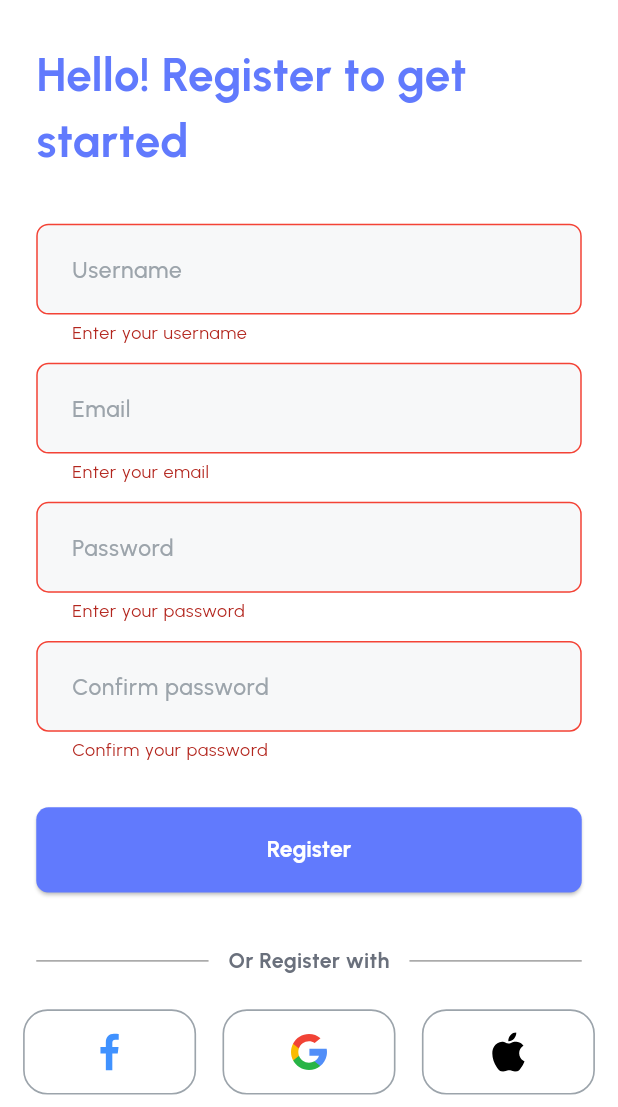
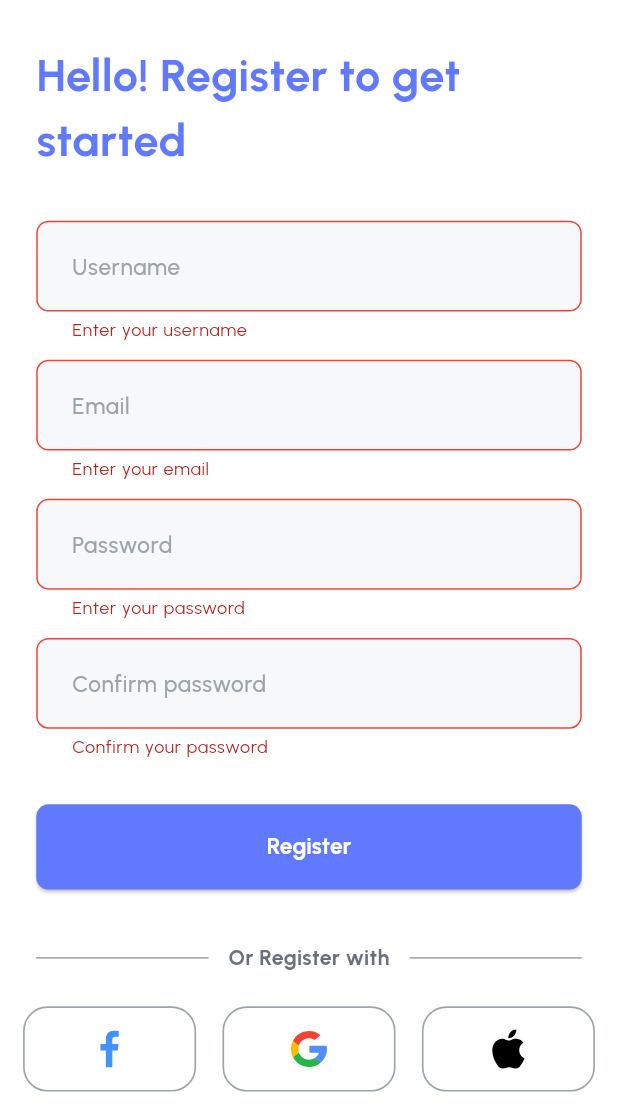
Before and after one commit to omar442374-fly/finance_uii, a Flutter app: the RegisterScreen screen opened by its route, after a tap on "Register", on a phone screen of 412 x 824 dp, the part 129-1236 px from its top. Run offline on Flutter 3.47's test engine with Material 3 defaults, Android fonts, the light colour scheme and no system bars; our stand-ins replace flutter_screenutil, flutter_svg, go_router, pin_code_fields.

Commit message:
some changes

```diff
--- a/lib/core/Style/app_styles.dart
+++ b/lib/core/Style/app_styles.dart
@@ -7,55 +7,55 @@ import 'app_fonts.dart';
 class AppStyles {
   static TextStyle primaryHeadLineStyle = TextStyle(
     fontFamily: AppFonts.mainfontname,
-    fontSize: 30.sp,
+    fontSize: 30,
     fontWeight: FontWeight.bold,
     color: AppColors.primaryColor,
   );
   static TextStyle move15w500 = TextStyle(
     fontFamily: AppFonts.mainfontname,
-    fontSize: 15.sp,
+    fontSize: 15,
     fontWeight: FontWeight.w500,
     color: AppColors.primaryColor,
   );
   static TextStyle secondryHeadLineStyle = TextStyle(
     fontFamily: AppFonts.mainfontname,
-    fontSize: 16.sp,
+    fontSize: 16,
     fontWeight: FontWeight.w500,
     color: AppColors.secondaryColor,
   );
   static TextStyle black16w600 = TextStyle(
     fontFamily: AppFonts.mainfontname,
-    fontSize: 16.sp,
+    fontSize: 16,
     fontWeight: FontWeight.w600,
     color: AppColors.blackColor,
   );
   static TextStyle black14w500 = TextStyle(
     fontFamily: AppFonts.mainfontname,
-    fontSize: 14.sp,
+    fontSize: 14,
     fontWeight: FontWeight.w500,
     color: AppColors.blackColor,
   );
   static TextStyle Primary15w800 = TextStyle(
     fontFamily: AppFonts.mainfontname,
-    fontSize: 15.sp,
+    fontSize: 15,
     fontWeight: FontWeight.bold,
     color: AppColors.underPageColor,
   );
   static TextStyle grey12w500 = TextStyle(
     fontFamily: AppFonts.mainfontname,
-    fontSize: 12.sp,
+    fontSize: 12,
     fontWeight: FontWeight.w500,
     color: AppColors.greyColor,
   );
   static TextStyle grey15w500 = TextStyle(
     fontFamily: AppFonts.mainfontname,
-    fontSize: 15.sp,
+    fontSize: 15,
     fontWeight: FontWeight.w500,
     color: AppColors.greyColor,
   );
   static TextStyle white15w600 = TextStyle(
     fontFamily: AppFonts.mainfontname,
-    fontSize: 15.sp,
+    fontSize: 15,
     fontWeight: FontWeight.w600,
     color: AppColors.backgroundColor,
   );
--- a/lib/core/widgets/CustomIconButtonidget.dart
+++ b/lib/core/widgets/CustomIconButtonidget.dart
@@ -1,4 +1,3 @@
-import 'package:finance_ui/core/Style/AppAssets.dart';
 import 'package:finance_ui/core/Style/app_colors.dart';
 import 'package:flutter/material.dart';
 import 'package:flutter_screenutil/flutter_screenutil.dart';
--- a/lib/core/widgets/Social_Medial_login.dart
+++ b/lib/core/widgets/Social_Medial_login.dart
@@ -3,7 +3,7 @@ import 'package:finance_ui/core/widgets/CustomIconButtonidget.dart';
 import 'package:flutter/material.dart';
 
 class SocialMedialLogin extends StatelessWidget {
-  SocialMedialLogin({super.key});
+  const SocialMedialLogin({super.key});
 
   @override
   Widget build(BuildContext context) {
--- a/lib/core/widgets/Tow_styles_text.dart
+++ b/lib/core/widgets/Tow_styles_text.dart
@@ -1,8 +1,6 @@
-import 'package:finance_ui/Routing/app_routes.dart';
 import 'package:finance_ui/core/Style/app_colors.dart';
 import 'package:finance_ui/core/Style/app_styles.dart';
 import 'package:flutter/material.dart';
-import 'package:flutter/widgets.dart';
 import 'package:go_router/go_router.dart';
 
 class TowStylesText extends StatelessWidget {
--- a/lib/core/widgets/back_arrow_widget.dart
+++ b/lib/core/widgets/back_arrow_widget.dart
@@ -4,6 +4,8 @@ import 'package:flutter_screenutil/flutter_screenutil.dart';
 import 'package:go_router/go_router.dart';
 
 class BackArrowWidget extends StatelessWidget {
+  const BackArrowWidget({super.key});
+
   @override
   Widget build(BuildContext context) {
     return Align(
--- a/lib/core/widgets/primary_text_widget.dart
+++ b/lib/core/widgets/primary_text_widget.dart
@@ -11,10 +11,7 @@ class PrimaryTextWidget extends StatelessWidget {
       alignment: Alignment.topLeft,
       child: Padding(
         padding: EdgeInsets.only(top: 28.h, left: 22.w),
-        child: Text(
-          text,
-          style: AppStyles.primaryHeadLineStyle,
-        ),
+        child: Text(text, style: AppStyles.primaryHeadLineStyle),
       ),
     );
   }
--- a/lib/features/ForgetPassword_Screen.dart
+++ b/lib/features/ForgetPassword_Screen.dart
@@ -10,6 +10,8 @@ import 'package:flutter_screenutil/flutter_screenutil.dart';
 import 'package:go_router/go_router.dart';
 
 class ForgetpasswordScreen extends StatefulWidget {
+  const ForgetpasswordScreen({super.key});
+
   @override
   State<ForgetpasswordScreen> createState() => _ForgetpasswordScreenState();
 }
@@ -47,6 +49,7 @@ class _ForgetpasswordScreenState extends State<ForgetpasswordScreen> {
                   if (p0!.isEmpty) {
                     return "Enter your email";
                   }
+                  return null;
                 },
               ),
               SizedBox(height: 38.h),
--- a/lib/features/Login_Screen.dart
+++ b/lib/features/Login_Screen.dart
@@ -1,5 +1,4 @@
 import 'package:finance_ui/Routing/app_routes.dart';
-import 'package:finance_ui/core/Style/app_colors.dart';
 import 'package:finance_ui/core/Style/app_styles.dart';
 import 'package:finance_ui/core/widgets/Social_Medial_login.dart';
 import 'package:finance_ui/core/widgets/Textfeild_widget.dart';
@@ -53,6 +52,7 @@ class _LoginScreenState extends State<LoginScreen> {
                         if (vlue!.isEmpty) {
                           return "Enter your email";
                         }
+                        return null;
                       },
                     ),
                     SizedBox(height: 15.h),
@@ -62,8 +62,10 @@ class _LoginScreenState extends State<LoginScreen> {
                         if (vlue!.isEmpty) {
                           return "Enter your password";
                         }
-                        if (vlue.length < 8)
+                        if (vlue.length < 8) {
                           return "Password must be at least 8 charchters";
+                          return null;
+                        }
                       },
                       hinttext: "Enter your password",
                       isPassword: isPass,
--- a/lib/features/Password_Changed.dart
+++ b/lib/features/Password_Changed.dart
@@ -20,7 +20,7 @@ class PasswordChanged extends StatelessWidget {
             SizedBox(height: 35.h),
             Text("Password Changed!", style: AppStyles.primaryHeadLineStyle),
             SizedBox(height: 8.h),
-            Container(
+            SizedBox(
               width: 226,
               height: 46,
               child: Text(
--- a/lib/features/Register_Screen.dart
+++ b/lib/features/Register_Screen.dart
@@ -10,6 +10,8 @@ import 'package:flutter/material.dart';
 import 'package:flutter_screenutil/flutter_screenutil.dart';
 
 class RegisterScreen extends StatefulWidget {
+  const RegisterScreen({super.key});
+
   @override
   State<RegisterScreen> createState() => _RegisterScreenState();
 }
@@ -49,6 +51,7 @@ class _RegisterScreenState extends State<RegisterScreen> {
                   if (value!.isEmpty) {
                     return "Enter your username";
                   }
+                  return null;
                 },
               ),
               SizedBox(height: 12.h),
@@ -59,6 +62,7 @@ class _RegisterScreenState extends State<RegisterScreen> {
                   if (value!.isEmpty) {
                     return "Enter your email";
                   }
+                  return null;
                 },
               ),
               SizedBox(height: 12.h),
@@ -72,6 +76,7 @@ class _RegisterScreenState extends State<RegisterScreen> {
                   if (value.length < 8) {
                     return "Password must be at least 8 charchters";
                   }
+                  return null;
                 },
               ),
               SizedBox(height: 12.h),
@@ -85,6 +90,7 @@ class _RegisterScreenState extends State<RegisterScreen> {
                   if (confirmPasswordControler.text != passwordControler.text) {
                     return "Pasword must match";
                   }
+                  return null;
                 },
               ),
               SizedBox(height: 30.h),
```
Also changed, not shown: lib/core/widgets/otp_Collection.dart (deleted, +0 -26 lines), lib/core/widgets/otp_numbers_widgets.dart (deleted, +0 -26 lines), lib/features/OTPVerification.dart (+10 -3 lines), assets/fonts/LibreBaskerville-Bold.ttf (added), assets/fonts/LibreBaskerville-Regular.ttf (added).
